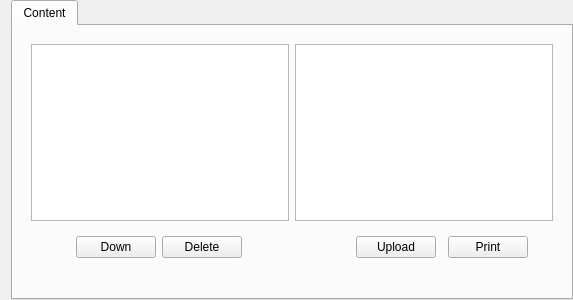
photonlili/Tank, file tank/qcloudform.ui: the form before one commit.
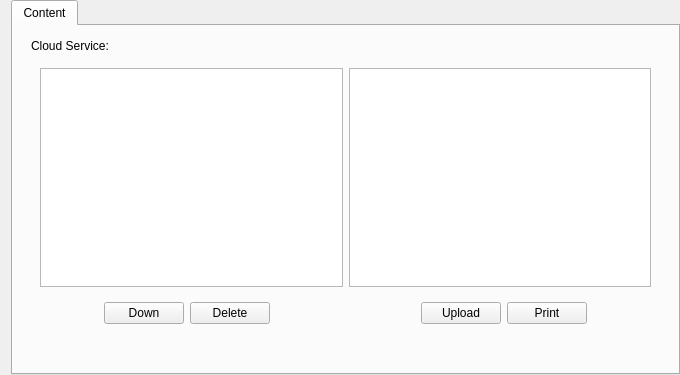
The form after the commit. Custom widgets are drawn as their Qt base class.

What changed in the file:
```diff
--- a/tank/qcloudform.ui
+++ b/tank/qcloudform.ui
@@ -6,8 +6,8 @@
    <rect>
     <x>0</x>
     <y>0</y>
-    <width>573</width>
-    <height>300</height>
+    <width>680</width>
+    <height>375</height>
    </rect>
   </property>
   <property name="windowTitle">
@@ -34,98 +34,117 @@
       </attribute>
       <layout class="QGridLayout" name="gridLayout">
        <property name="bottomMargin">
+        <number>9</number>
+       </property>
+       <item row="0" column="0">
+        <widget class="QWidget" name="widgetCloud" native="true">
+         <layout class="QGridLayout" name="gridLayout_2">
+          <property name="topMargin">
+           <number>4</number>
+          </property>
+          <property name="bottomMargin">
         <number>40</number>
        </property>
-       <item row="1" column="0" rowspan="2" colspan="10">
-        <widget class="QWidget" name="widget" native="true">
-         <layout class="QHBoxLayout" name="horizontalLayout_2">
-          <item>
-           <widget class="QCloudTreeWidget" name="treeCloud"/>
-          </item>
-          <item>
-           <widget class="QCloudLocalTreeWidget" name="treeLocal"/>
-          </item>
-         </layout>
-        </widget>
-       </item>
-       <item row="3" column="3">
+          <item row="2" column="2">
+           <widget class="QCPushButton" name="pushButton_del">
+            <property name="text">
+             <string>Delete</string>
+            </property>
+           </widget>
+          </item>
+          <item row="2" column="3">
         <spacer name="horizontalSpacer_4">
          <property name="orientation">
           <enum>Qt::Horizontal</enum>
          </property>
          <property name="sizeHint" stdset="0">
           <size>
-           <width>40</width>
+              <width>60</width>
            <height>20</height>
           </size>
          </property>
         </spacer>
        </item>
-       <item row="3" column="8" colspan="2">
-        <spacer name="horizontalSpacer_2">
-         <property name="orientation">
-          <enum>Qt::Horizontal</enum>
-         </property>
-         <property name="sizeHint" stdset="0">
-          <size>
-           <width>40</width>
-           <height>20</height>
-          </size>
-         </property>
-        </spacer>
-       </item>
-       <item row="3" column="1">
-        <widget class="QCPushButton" name="pushButton_down">
-         <property name="text">
-          <string>Down</string>
-         </property>
-        </widget>
-       </item>
-       <item row="3" column="0">
-        <spacer name="horizontalSpacer">
-         <property name="orientation">
-          <enum>Qt::Horizontal</enum>
-         </property>
-         <property name="sizeHint" stdset="0">
-          <size>
-           <width>40</width>
-           <height>20</height>
-          </size>
-         </property>
-        </spacer>
-       </item>
-       <item row="3" column="4">
-        <spacer name="horizontalSpacer_3">
-         <property name="orientation">
-          <enum>Qt::Horizontal</enum>
-         </property>
-         <property name="sizeHint" stdset="0">
-          <size>
-           <width>40</width>
-           <height>20</height>
-          </size>
-         </property>
-        </spacer>
-       </item>
-       <item row="3" column="7">
+          <item row="2" column="6">
         <widget class="QCPushButton" name="btn_print">
          <property name="text">
           <string>Print</string>
          </property>
         </widget>
        </item>
-       <item row="3" column="5">
+          <item row="2" column="1">
+           <widget class="QCPushButton" name="pushButton_down">
+            <property name="text">
+             <string>Down</string>
+            </property>
+           </widget>
+          </item>
+          <item row="2" column="5">
         <widget class="QCPushButton" name="pushButton_upload">
          <property name="text">
           <string>Upload</string>
          </property>
         </widget>
        </item>
-       <item row="3" column="2">
-        <widget class="QCPushButton" name="pushButton_del">
+          <item row="2" column="4">
+           <spacer name="horizontalSpacer_3">
+            <property name="orientation">
+             <enum>Qt::Horizontal</enum>
+            </property>
+            <property name="sizeHint" stdset="0">
+             <size>
+              <width>59</width>
+              <height>20</height>
+             </size>
+            </property>
+           </spacer>
+          </item>
+          <item row="2" column="7">
+           <spacer name="horizontalSpacer_2">
+            <property name="orientation">
+             <enum>Qt::Horizontal</enum>
+            </property>
+            <property name="sizeHint" stdset="0">
+             <size>
+              <width>59</width>
+              <height>20</height>
+             </size>
+            </property>
+           </spacer>
+          </item>
+          <item row="2" column="0">
+           <spacer name="horizontalSpacer">
+            <property name="orientation">
+             <enum>Qt::Horizontal</enum>
+            </property>
+            <property name="sizeHint" stdset="0">
+             <size>
+              <width>59</width>
+              <height>20</height>
+             </size>
+            </property>
+           </spacer>
+          </item>
+          <item row="1" column="0" colspan="8">
+           <widget class="QWidget" name="widget" native="true">
+            <layout class="QHBoxLayout" name="horizontalLayout_2">
+             <item>
+              <widget class="QCloudTreeWidget" name="treeCloud"/>
+             </item>
+             <item>
+              <widget class="QCloudLocalTreeWidget" name="treeLocal"/>
+             </item>
+            </layout>
+           </widget>
+          </item>
+          <item row="0" column="0" colspan="2">
+           <widget class="QLabel" name="label">
          <property name="text">
-          <string>Delete</string>
-         </property>
+             <string>Cloud Service:</string>
+            </property>
+           </widget>
+          </item>
+         </layout>
         </widget>
        </item>
       </layout>
```
Lines whose indentation alone changed are shown as unchanged.
